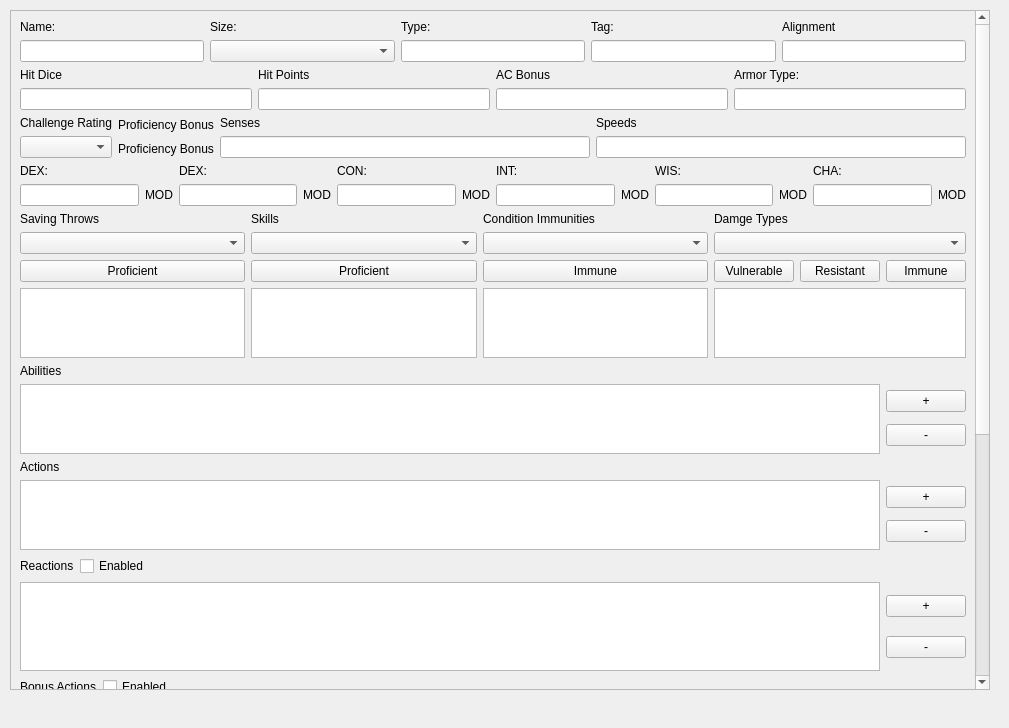
ryanmalley101/5eAutomation, file qtdesignfiles/monsterdesigner.ui: the form before one commit.
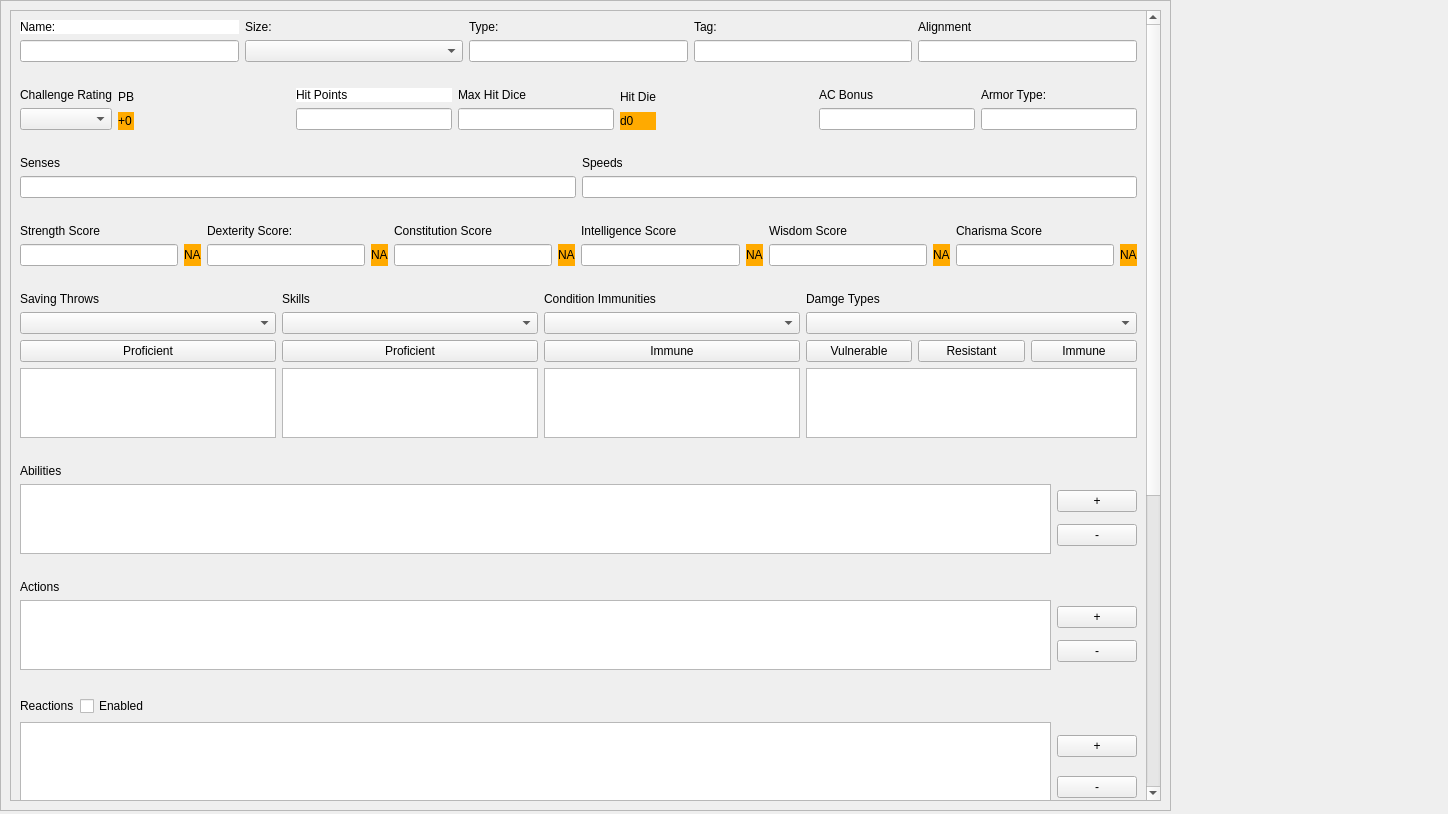
The form after the commit. Icons and pictures are not drawn.

Commit message: UI lot nicer now

```diff
--- a/qtdesignfiles/monsterdesigner.ui
+++ b/qtdesignfiles/monsterdesigner.ui
@@ -6,40 +6,37 @@
    <rect>
     <x>0</x>
     <y>0</y>
-    <width>1009</width>
-    <height>728</height>
+    <width>1448</width>
+    <height>814</height>
    </rect>
   </property>
   <property name="windowTitle">
    <string>Form</string>
   </property>
-  <widget class="QWidget" name="widget" native="true">
+  <widget class="QFrame" name="topframe">
    <property name="geometry">
     <rect>
      <x>0</x>
      <y>0</y>
-     <width>1000</width>
-     <height>700</height>
+     <width>1171</width>
+     <height>811</height>
     </rect>
    </property>
+   <property name="styleSheet">
+    <string notr="true">QWidget{background-image:url(:/pyqtui/images/1659875.jpg)}</string>
+   </property>
+   <property name="frameShape">
+    <enum>QFrame::StyledPanel</enum>
+   </property>
+   <property name="frameShadow">
+    <enum>QFrame::Raised</enum>
+   </property>
    <layout class="QGridLayout" name="gridLayout">
-    <property name="leftMargin">
-     <number>10</number>
-    </property>
-    <property name="topMargin">
-     <number>10</number>
-    </property>
-    <property name="rightMargin">
-     <number>10</number>
-    </property>
-    <property name="bottomMargin">
-     <number>10</number>
-    </property>
-    <property name="spacing">
-     <number>5</number>
-    </property>
-    <item row="0" column="0" rowspan="2">
+    <item row="0" column="0">
      <widget class="QScrollArea" name="scrollArea">
+      <property name="styleSheet">
+       <string notr="true"/>
+      </property>
       <property name="widgetResizable">
        <bool>true</bool>
       </property>
@@ -48,10 +45,13 @@
         <rect>
          <x>0</x>
          <y>0</y>
-         <width>957</width>
-         <height>1317</height>
+         <width>1124</width>
+         <height>1590</height>
         </rect>
        </property>
+       <property name="styleSheet">
+        <string notr="true"/>
+       </property>
        <layout class="QGridLayout" name="gridLayout_2">
         <item row="0" column="0">
          <layout class="QVBoxLayout" name="verticalLayout_30">
@@ -61,13 +61,24 @@
              <layout class="QVBoxLayout" name="verticalLayout_5">
               <item>
                <widget class="QLabel" name="name_label">
+                <property name="styleSheet">
+                 <string notr="true">background-image: none; background-color: rgb(255, 255, 255);
+font: 12pt &quot;Cambria&quot;;</string>
+                </property>
                 <property name="text">
                  <string>Name:</string>
                 </property>
                </widget>
               </item>
               <item>
-               <widget class="QLineEdit" name="name_edit"/>
+               <widget class="QLineEdit" name="name_edit">
+                <property name="autoFillBackground">
+                 <bool>false</bool>
+                </property>
+                <property name="styleSheet">
+                 <string notr="true">#name_edit{f'background-image: none; background-color:rgb(255, 255, 255)'}</string>
+                </property>
+               </widget>
               </item>
              </layout>
             </item>
@@ -75,6 +86,12 @@
              <layout class="QVBoxLayout" name="verticalLayout_4">
               <item>
                <widget class="QLabel" name="size_label">
+                <property name="sizePolicy">
+                 <sizepolicy hsizetype="Maximum" vsizetype="Preferred">
+                  <horstretch>0</horstretch>
+                  <verstretch>0</verstretch>
+                 </sizepolicy>
+                </property>
                 <property name="text">
                  <string>Size:</string>
                 </property>
@@ -136,26 +153,82 @@
             </item>
            </layout>
           </item>
+          <item>
+           <spacer name="verticalSpacer">
+            <property name="orientation">
+             <enum>Qt::Vertical</enum>
+            </property>
+            <property name="sizeType">
+             <enum>QSizePolicy::Minimum</enum>
+            </property>
+            <property name="sizeHint" stdset="0">
+             <size>
+              <width>20</width>
+              <height>20</height>
+             </size>
+            </property>
+           </spacer>
+          </item>
           <item>
            <layout class="QHBoxLayout" name="horizontalLayout_2">
             <item>
-             <layout class="QVBoxLayout" name="verticalLayout_6">
+             <layout class="QVBoxLayout" name="verticalLayout_22">
               <item>
-               <widget class="QLabel" name="hit_dice_label">
+               <widget class="QLabel" name="challenge_rating_label">
                 <property name="text">
-                 <string>Hit Dice</string>
+                 <string>Challenge Rating</string>
                 </property>
                </widget>
               </item>
               <item>
-               <widget class="QLineEdit" name="hit_dice_edit"/>
+               <widget class="QComboBox" name="challenge_rating_combobox"/>
               </item>
              </layout>
             </item>
+            <item>
+             <layout class="QVBoxLayout" name="verticalLayout_23">
+              <item>
+               <widget class="QLabel" name="proficiency_bonus_label">
+                <property name="text">
+                 <string>PB</string>
+                </property>
+               </widget>
+              </item>
+              <item>
+               <widget class="QLabel" name="proficiency_bonus_calculation_label">
+                <property name="styleSheet">
+                 <string notr="true">QLabel { background-color : rgb(255, 170, 0);}</string>
+                </property>
+                <property name="text">
+                 <string>+0</string>
+                </property>
+               </widget>
+              </item>
+             </layout>
+            </item>
+            <item>
+             <spacer name="horizontalSpacer_3">
+              <property name="orientation">
+               <enum>Qt::Horizontal</enum>
+              </property>
+              <property name="sizeHint" stdset="0">
+               <size>
+                <width>40</width>
+                <height>20</height>
+               </size>
+              </property>
+             </spacer>
+            </item>
             <item>
              <layout class="QVBoxLayout" name="verticalLayout_7">
               <item>
                <widget class="QLabel" name="hit_points_label">
+                <property name="styleSheet">
+                 <string notr="true">QLabel {
+    background-image: none;
+    background-color: rgb(255, 255, 255);
+}</string>
+                </property>
                 <property name="text">
                  <string>Hit Points</string>
                 </property>
@@ -166,6 +239,54 @@
               </item>
              </layout>
             </item>
+            <item>
+             <layout class="QVBoxLayout" name="verticalLayout_6">
+              <item>
+               <widget class="QLabel" name="max_hit_dice_label">
+                <property name="text">
+                 <string>Max Hit Dice</string>
+                </property>
+               </widget>
+              </item>
+              <item>
+               <widget class="QLineEdit" name="max_hit_dice_edit"/>
+              </item>
+             </layout>
+            </item>
+            <item>
+             <layout class="QVBoxLayout" name="verticalLayout_31">
+              <item>
+               <widget class="QLabel" name="hit_die_label">
+                <property name="text">
+                 <string>Hit Die</string>
+                </property>
+               </widget>
+              </item>
+              <item>
+               <widget class="QLabel" name="hit_die_calculation_label">
+                <property name="styleSheet">
+                 <string notr="true">QLabel { background-color : rgb(255, 170, 0);}</string>
+                </property>
+                <property name="text">
+                 <string>d0</string>
+                </property>
+               </widget>
+              </item>
+             </layout>
+            </item>
+            <item>
+             <spacer name="horizontalSpacer_4">
+              <property name="orientation">
+               <enum>Qt::Horizontal</enum>
+              </property>
+              <property name="sizeHint" stdset="0">
+               <size>
+                <width>40</width>
+                <height>20</height>
+               </size>
+              </property>
+             </spacer>
+            </item>
             <item>
              <layout class="QVBoxLayout" name="verticalLayout_8">
               <item>
@@ -196,46 +317,26 @@
             </item>
            </layout>
           </item>
+          <item>
+           <spacer name="verticalSpacer_2">
+            <property name="orientation">
+             <enum>Qt::Vertical</enum>
+            </property>
+            <property name="sizeType">
+             <enum>QSizePolicy::Minimum</enum>
+            </property>
+            <property name="sizeHint" stdset="0">
+             <size>
+              <width>20</width>
+              <height>20</height>
+             </size>
+            </property>
+           </spacer>
+          </item>
           <item>
            <layout class="QHBoxLayout" name="horizontalLayout_13">
             <item>
-             <layout class="QHBoxLayout" name="horizontalLayout_14">
-              <item>
-               <layout class="QVBoxLayout" name="verticalLayout_22">
-                <item>
-                 <widget class="QLabel" name="challenge_rating_label">
-                  <property name="text">
-                   <string>Challenge Rating</string>
-                  </property>
-                 </widget>
-                </item>
-                <item>
-                 <widget class="QComboBox" name="challenge_rating_combobox"/>
-                </item>
-               </layout>
-              </item>
-              <item>
-               <layout class="QVBoxLayout" name="verticalLayout_23">
-                <item>
-                 <widget class="QLabel" name="proficiency_bonus_label">
-                  <property name="text">
-                   <string>Proficiency Bonus</string>
-                  </property>
-                 </widget>
-                </item>
-                <item>
-                 <widget class="QLabel" name="proficiency_bonus_calculation_label">
-                  <property name="text">
-                   <string>Proficiency Bonus</string>
-                  </property>
-                 </widget>
-                </item>
-               </layout>
-              </item>
-             </layout>
-            </item>
-            <item>
-             <layout class="QVBoxLayout" name="verticalLayout_21">
+             <layout class="QVBoxLayout" name="verticalLayout_32">
               <item>
                <widget class="QLabel" name="senses_label">
                 <property name="text">
@@ -264,6 +365,22 @@
             </item>
            </layout>
           </item>
+          <item>
+           <spacer name="verticalSpacer_10">
+            <property name="orientation">
+             <enum>Qt::Vertical</enum>
+            </property>
+            <property name="sizeType">
+             <enum>QSizePolicy::Minimum</enum>
+            </property>
+            <property name="sizeHint" stdset="0">
+             <size>
+              <width>20</width>
+              <height>20</height>
+             </size>
+            </property>
+           </spacer>
+          </item>
           <item>
            <layout class="QHBoxLayout" name="horizontalLayout_9">
             <item>
@@ -271,7 +388,7 @@
               <item>
                <widget class="QLabel" name="str_label">
                 <property name="text">
-                 <string>DEX:</string>
+                 <string>Strength Score</string>
                 </property>
                </widget>
               </item>
@@ -282,8 +399,11 @@
                 </item>
                 <item>
                  <widget class="QLabel" name="str_mod_label">
+                  <property name="styleSheet">
+                   <string notr="true">QLabel { background-color : rgb(255, 170, 0);}</string>
+                  </property>
                   <property name="text">
-                   <string>MOD</string>
+                   <string>NA</string>
                   </property>
                  </widget>
                 </item>
@@ -296,7 +416,7 @@
               <item>
                <widget class="QLabel" name="dex_label">
                 <property name="text">
-                 <string>DEX:</string>
+                 <string>Dexterity Score:</string>
                 </property>
                </widget>
               </item>
@@ -307,8 +427,11 @@
                 </item>
                 <item>
                  <widget class="QLabel" name="dex_mod_label">
+                  <property name="styleSheet">
+                   <string notr="true">QLabel { background-color : rgb(255, 170, 0);}</string>
+                  </property>
                   <property name="text">
-                   <string>MOD</string>
+                   <string>NA</string>
                   </property>
                  </widget>
                 </item>
@@ -321,7 +444,7 @@
               <item>
                <widget class="QLabel" name="con_label">
                 <property name="text">
-                 <string>CON:</string>
+                 <string>Constitution Score</string>
                 </property>
                </widget>
               </item>
@@ -332,8 +455,11 @@
                 </item>
                 <item>
                  <widget class="QLabel" name="con_mod_label">
+                  <property name="styleSheet">
+                   <string notr="true">QLabel { background-color : rgb(255, 170, 0);}</string>
+                  </property>
                   <property name="text">
-                   <string>MOD</string>
+                   <string>NA</string>
                   </property>
                  </widget>
                 </item>
@@ -346,7 +472,7 @@
               <item>
                <widget class="QLabel" name="int_label">
                 <property name="text">
-                 <string>INT:</string>
+                 <string>Intelligence Score</string>
                 </property>
                </widget>
               </item>
@@ -357,8 +483,11 @@
                 </item>
                 <item>
                  <widget class="QLabel" name="int_mod_label">
+                  <property name="styleSheet">
+                   <string notr="true">QLabel { background-color : rgb(255, 170, 0);}</string>
+                  </property>
                   <property name="text">
-                   <string>MOD</string>
+                   <string>NA</string>
                   </property>
                  </widget>
                 </item>
@@ -371,7 +500,7 @@
               <item>
                <widget class="QLabel" name="wis_edit">
                 <property name="text">
-                 <string>WIS:</string>
+                 <string>Wisdom Score</string>
                 </property>
                </widget>
               </item>
@@ -382,8 +511,11 @@
                 </item>
                 <item>
                  <widget class="QLabel" name="wis_mod_label">
+                  <property name="styleSheet">
+                   <string notr="true">QLabel { background-color : rgb(255, 170, 0);}</string>
+                  </property>
                   <property name="text">
-                   <string>MOD</string>
+                   <string>NA</string>
                   </property>
                  </widget>
                 </item>
@@ -396,7 +528,7 @@
               <item>
                <widget class="QLabel" name="cha_label">
                 <property name="text">
-                 <string>CHA:</string>
+                 <string>Charisma Score</string>
                 </property>
                </widget>
               </item>
@@ -407,8 +539,11 @@
                 </item>
                 <item>
                  <widget class="QLabel" name="cha_mod_label">
+                  <property name="styleSheet">
+                   <string notr="true">QLabel { background-color : rgb(255, 170, 0);}</string>
+                  </property>
                   <property name="text">
-                   <string>MOD</string>
+                   <string>NA</string>
                   </property>
                  </widget>
                 </item>
@@ -418,6 +553,22 @@
             </item>
            </layout>
           </item>
+          <item>
+           <spacer name="verticalSpacer_3">
+            <property name="orientation">
+             <enum>Qt::Vertical</enum>
+            </property>
+            <property name="sizeType">
+             <enum>QSizePolicy::Minimum</enum>
+            </property>
+            <property name="sizeHint" stdset="0">
+             <size>
+              <width>20</width>
+              <height>20</height>
+             </size>
+            </property>
+           </spacer>
+          </item>
           <item>
            <layout class="QHBoxLayout" name="horizontalLayout_12">
             <item>
@@ -540,6 +691,22 @@
             </item>
            </layout>
           </item>
+          <item>
+           <spacer name="verticalSpacer_4">
+            <property name="orientation">
+             <enum>Qt::Vertical</enum>
+            </property>
+            <property name="sizeType">
+             <enum>QSizePolicy::Minimum</enum>
+            </property>
+            <property name="sizeHint" stdset="0">
+             <size>
+              <width>20</width>
+              <height>20</height>
+             </size>
+            </property>
+           </spacer>
+          </item>
           <item>
            <layout class="QVBoxLayout" name="verticalLayout_25">
             <item>
@@ -576,6 +743,22 @@
             </item>
            </layout>
           </item>
+          <item>
+           <spacer name="verticalSpacer_5">
+            <property name="orientation">
+             <enum>Qt::Vertical</enum>
+            </property>
+            <property name="sizeType">
+             <enum>QSizePolicy::Minimum</enum>
+            </property>
+            <property name="sizeHint" stdset="0">
+             <size>
+              <width>20</width>
+              <height>20</height>
+             </size>
+            </property>
+           </spacer>
+          </item>
           <item>
            <layout class="QVBoxLayout" name="verticalLayout_26">
             <item>
@@ -610,6 +793,22 @@
               </item>
              </layout>
             </item>
+            <item>
+             <spacer name="verticalSpacer_6">
+              <property name="orientation">
+               <enum>Qt::Vertical</enum>
+              </property>
+              <property name="sizeType">
+               <enum>QSizePolicy::Minimum</enum>
+              </property>
+              <property name="sizeHint" stdset="0">
+               <size>
+                <width>20</width>
+                <height>20</height>
+               </size>
+              </property>
+             </spacer>
+            </item>
            </layout>
           </item>
           <item>
@@ -675,6 +874,22 @@
             </item>
            </layout>
           </item>
+          <item>
+           <spacer name="verticalSpacer_7">
+            <property name="orientation">
+             <enum>Qt::Vertical</enum>
+            </property>
+            <property name="sizeType">
+             <enum>QSizePolicy::Minimum</enum>
+            </property>
+            <property name="sizeHint" stdset="0">
+             <size>
+              <width>20</width>
+              <height>20</height>
+             </size>
+            </property>
+           </spacer>
+          </item>
           <item>
            <layout class="QVBoxLayout" name="verticalLayout_28">
             <item>
@@ -735,6 +950,22 @@
             </item>
            </layout>
           </item>
+          <item>
+           <spacer name="verticalSpacer_8">
+            <property name="orientation">
+             <enum>Qt::Vertical</enum>
+            </property>
+            <property name="sizeType">
+             <enum>QSizePolicy::Minimum</enum>
+            </property>
+            <property name="sizeHint" stdset="0">
+             <size>
+              <width>20</width>
+              <height>20</height>
+             </size>
+            </property>
+           </spacer>
+          </item>
           <item>
            <layout class="QVBoxLayout" name="verticalLayout_97">
             <item>
@@ -795,6 +1026,22 @@
             </item>
            </layout>
           </item>
+          <item>
+           <spacer name="verticalSpacer_9">
+            <property name="orientation">
+             <enum>Qt::Vertical</enum>
+            </property>
+            <property name="sizeType">
+             <enum>QSizePolicy::Minimum</enum>
+            </property>
+            <property name="sizeHint" stdset="0">
+             <size>
+              <width>20</width>
+              <height>20</height>
+             </size>
+            </property>
+           </spacer>
+          </item>
           <item>
            <layout class="QVBoxLayout" name="verticalLayout_100">
             <item>
```
Left out of the diff: 4 changed lines with no effect on the pictures. The commit also changes 4 other files.
